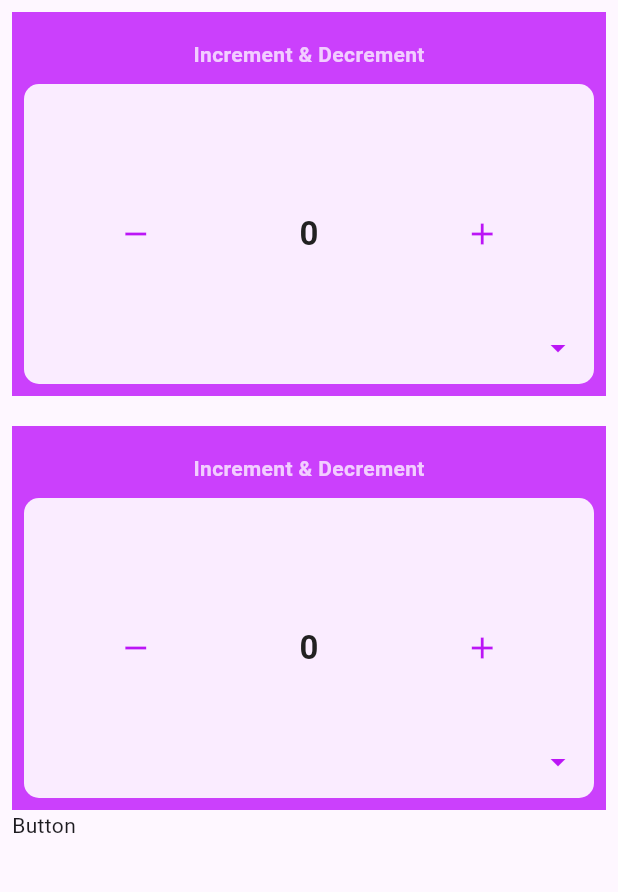
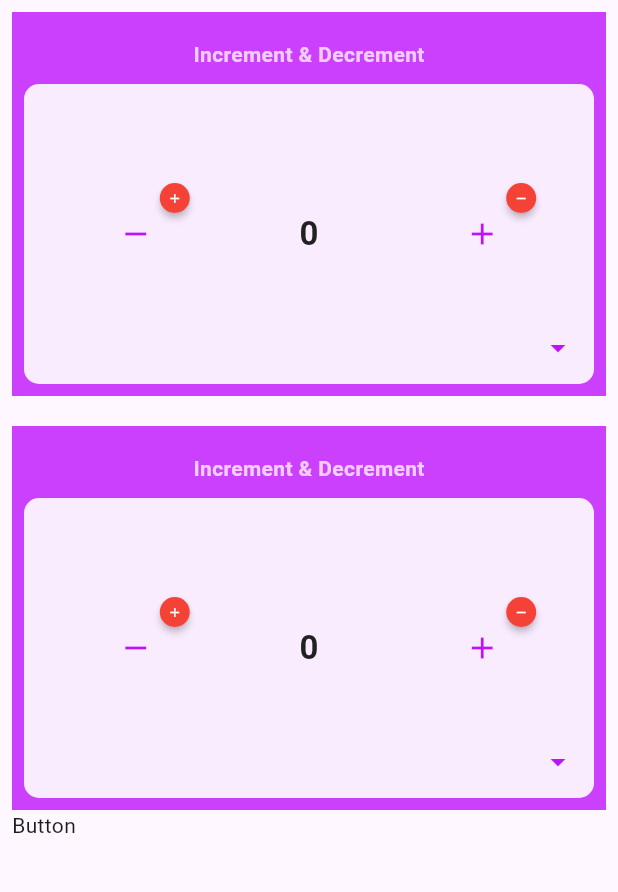
Before and after one commit to Mustack-Rabbi/recount, a Flutter app: the screen it shows after launch, on a phone screen of 412 x 824 dp, the part 84-976 px from its top. Run offline on Flutter 3.47's test engine with Material 3 defaults, Android fonts, the light colour scheme and no system bars; drawn by our look-alikes of badges.

Commit message:
badges package add and custom widged creat

```diff
--- /dev/null
+++ b/lib/button/badge_button.dart
@@ -0,0 +1,41 @@
+import 'package:flutter/material.dart';
+import 'package:badges/badges.dart' as badges;
+
+class BadgeButton extends StatelessWidget {
+  final Widget customWidget;
+  final VoidCallback onTap;
+  final bool showBadge;
+  final bool isVisible;
+  const BadgeButton(
+      {super.key,
+      required this.customWidget,
+      required this.onTap,
+      required this.showBadge,
+      required this.isVisible});
+
+  @override
+  Widget build(BuildContext context) {
+    return badges.Badge(
+      position: badges.BadgePosition.topEnd(top: -10, end: -12),
+      badgeAnimation: badges.BadgeAnimation.fade(toAnimate: false),
+      onTap: onTap,
+      badgeContent: Icon(
+        (isVisible == true) ? Icons.remove : Icons.add,
+        color: Colors.white,
+        size: 10,
+      ),
+      child: customWidget,
+
+      //  IconButton(
+      //     onPressed: () {
+      //       setState(() {
+      //         increment--;
+      //       });
+      //     },
+      //     icon: Icon(
+      //       Icons.remove,
+      //       color: color["deepPurpleColor"],
+      //     )),
+    );
+  }
+}
--- a/lib/screen/increment_decrement/inc_dec_screen.dart
+++ b/lib/screen/increment_decrement/inc_dec_screen.dart
@@ -38,15 +38,6 @@ class _IncDecScreenState extends State<IncDecScreen> {
     IncDecScreenTwo(),
     Center(
       child: Text("03 screen"),
-    ),
-    Center(
-      child: Text("04 screen"),
-    ),
-    Center(
-      child: Text("05 screen"),
-    ),
-    Center(
-      child: Text("06 screen"),
     ),
   ];
   late int numberOfScreen;
--- a/lib/screen/increment_decrement/inc_dec_screen_one.dart
+++ b/lib/screen/increment_decrement/inc_dec_screen_one.dart
@@ -1,4 +1,6 @@
 import 'package:flutter/material.dart';
+import 'package:badges/badges.dart' as badges;
+import 'package:recount/button/badge_button.dart';
 
 class IncDecScreenOne extends StatefulWidget {
   const IncDecScreenOne({
@@ -45,7 +47,9 @@ class _IncDecScreenOneState extends State<IncDecScreenOne> {
         Row(
           mainAxisAlignment: MainAxisAlignment.spaceAround,
           children: [
-            IconButton(
+            BadgeButton(
+                isVisible: false,
+                customWidget: IconButton(
                     onPressed: () {
                       setState(() {
                         increment--;
@@ -55,6 +59,32 @@ class _IncDecScreenOneState extends State<IncDecScreenOne> {
                       Icons.remove,
                       color: color["deepPurpleColor"],
                     )),
+                onTap: () {
+                  print("Badge Tapped");
+                },
+                showBadge: true),
+            // badges.Badge(
+            //   position: badges.BadgePosition.topEnd(top: -10, end: -12),
+            //   showBadge: true,
+            //   onTap: () {
+            //     print("Badge Tapped");
+            //   },
+            //   badgeContent: Icon(
+            //     Icons.remove,
+            //     color: Colors.white,
+            //     size: 10,
+            //   ),
+            //   child: IconButton(
+            //       onPressed: () {
+            //         setState(() {
+            //           increment--;
+            //         });
+            //       },
+            //       icon: Icon(
+            //         Icons.remove,
+            //         color: color["deepPurpleColor"],
+            //       )),
+            // ),
             Text(increment.toString(),
                 style: TextStyle(
                   fontSize: 22,
@@ -62,7 +92,9 @@ class _IncDecScreenOneState extends State<IncDecScreenOne> {
                   color: textColor["textPrimaryColor"],
                 )),
             if (iconButtonAdd == true)
-              IconButton(
+              BadgeButton(
+                  isVisible: true,
+                  customWidget: IconButton(
                       onPressed: () {
                         setState(() {
                           increment++;
@@ -71,6 +103,8 @@ class _IncDecScreenOneState extends State<IncDecScreenOne> {
                         });
                       },
                       icon: Icon(Icons.add, color: color["deepPurpleColor"])),
+                  onTap: () {},
+                  showBadge: true),
           ],
         )
       ]),
--- a/pubspec.yaml
+++ b/pubspec.yaml
@@ -35,6 +35,7 @@ dependencies:
   # The following adds the Cupertino Icons font to your application.
   # Use with the CupertinoIcons class for iOS style icons.
   cupertino_icons: ^1.0.8
+  badges: ^3.1.2
 
 dev_dependencies:
   flutter_test:
```
Also changed, not shown: pubspec.lock. Lines whose indentation alone changed are shown as unchanged.
